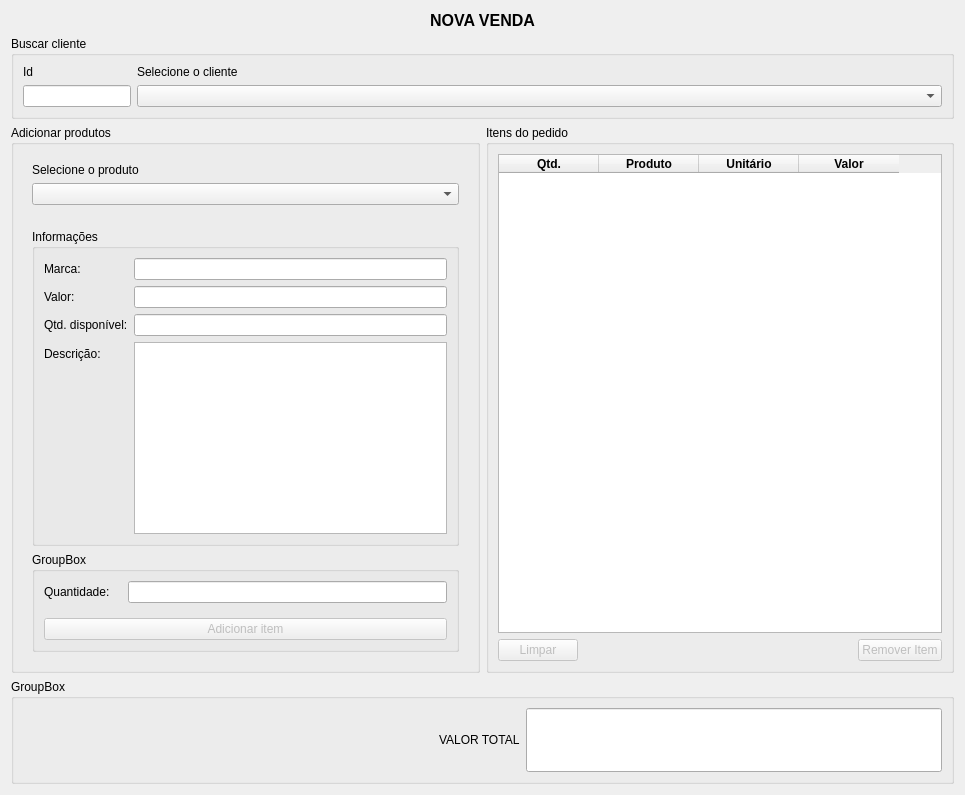
Above: ui/ui_novavenda.ui from adaiasreis/Projeto-MatCon before the change. Below: the same form after it.
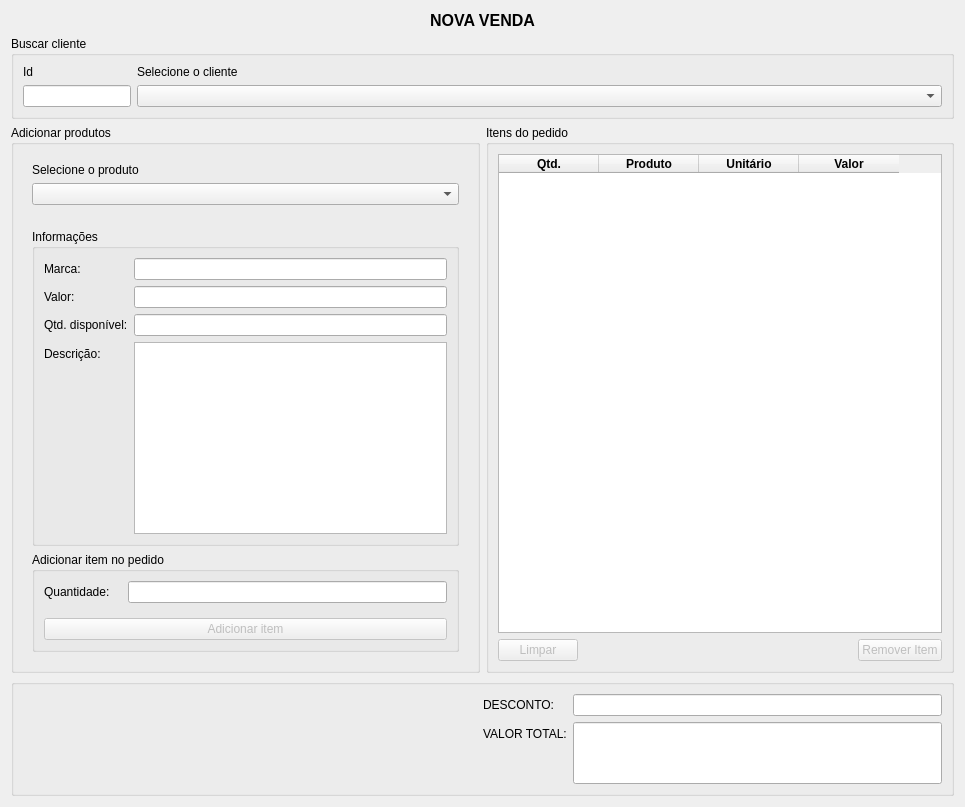
That is the form after the change.

The edit to the form file:
```diff
--- a/ui/ui_novavenda.ui
+++ b/ui/ui_novavenda.ui
@@ -7,7 +7,7 @@
     <x>0</x>
     <y>0</y>
     <width>965</width>
-    <height>795</height>
+    <height>807</height>
    </rect>
   </property>
   <property name="windowTitle">
@@ -241,7 +241,7 @@
                </sizepolicy>
               </property>
               <property name="title">
-               <string>GroupBox</string>
+               <string>Adicionar item no pedido</string>
               </property>
               <layout class="QVBoxLayout" name="verticalLayout_7">
                <property name="spacing">
@@ -406,7 +406,7 @@
       </size>
      </property>
      <property name="title">
-      <string>GroupBox</string>
+      <string/>
      </property>
      <layout class="QHBoxLayout" name="horizontalLayout_4">
       <item>
@@ -423,21 +423,48 @@
        </spacer>
       </item>
       <item>
-       <widget class="QLabel" name="label_10">
+       <layout class="QFormLayout" name="formLayout_2">
+        <item row="0" column="0">
+         <widget class="QLabel" name="label_11">
         <property name="text">
-         <string>VALOR TOTAL</string>
+           <string>DESCONTO:</string>
         </property>
        </widget>
       </item>
-      <item>
-       <widget class="QLineEdit" name="lineEdit">
+        <item row="0" column="1">
+         <widget class="QLineEdit" name="desconto">
+          <property name="inputMask">
+           <string/>
+          </property>
+          <property name="text">
+           <string/>
+          </property>
+          <property name="maxLength">
+           <number>7</number>
+          </property>
+         </widget>
+        </item>
+        <item row="2" column="1">
+         <widget class="QLineEdit" name="valor_total">
         <property name="sizePolicy">
          <sizepolicy hsizetype="Expanding" vsizetype="Expanding">
           <horstretch>0</horstretch>
           <verstretch>0</verstretch>
          </sizepolicy>
         </property>
-       </widget>
+          <property name="readOnly">
+           <bool>true</bool>
+          </property>
+         </widget>
+        </item>
+        <item row="2" column="0">
+         <widget class="QLabel" name="label_10">
+          <property name="text">
+           <string>VALOR TOTAL:</string>
+          </property>
+         </widget>
+        </item>
+       </layout>
       </item>
      </layout>
     </widget>
```
Left out of the diff: 2 changed lines with no effect on the pictures. Lines whose indentation alone changed are shown as unchanged.
